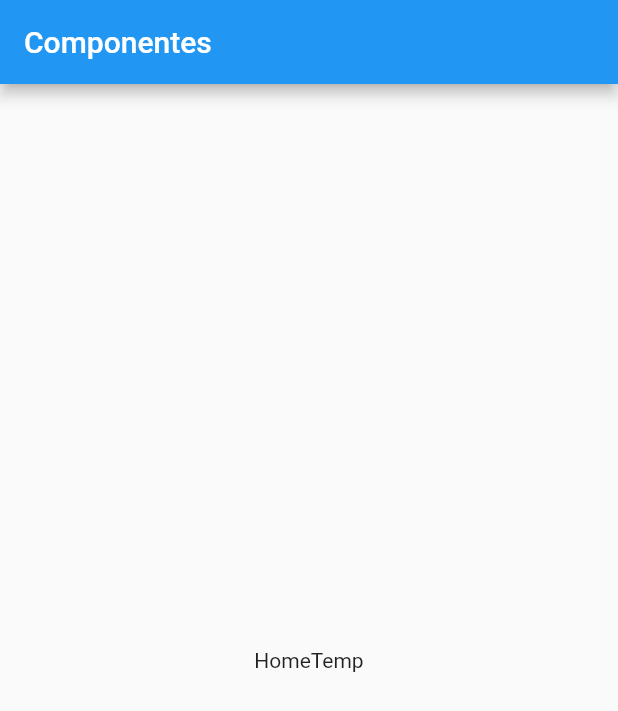
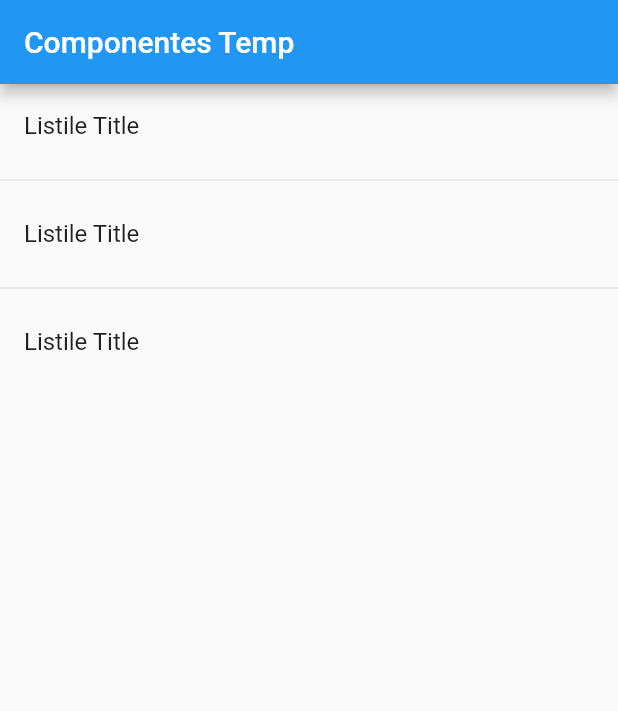
Before and after one commit to goandreus/Travel_Todo, a Flutter app: the screen it shows after launch, on a phone screen of 412 x 824 dp. Shown: the top 711 px of the screen. Run offline on Flutter 3.47's test engine with Material 2 defaults, Android fonts, the phone set to English and light mode, and no system bars.

Commit message:
LisView/Listile

```diff
--- a/lib/main.dart
+++ b/lib/main.dart
@@ -9,12 +9,8 @@ class MyApp extends StatelessWidget {
     return MaterialApp(
       title: 'Material App',
       debugShowCheckedModeBanner: false,
-      home: Scaffold(
-        appBar: AppBar(
-          title: Text('Componentes'),
-        ),
-        body: HomePageTemp()
-      ),
+      home: HomePageTemp()
+
     );
   }
 }
--- a/lib/src/pages/home_temp.dart
+++ b/lib/src/pages/home_temp.dart
@@ -5,8 +5,24 @@ class HomePageTemp extends StatelessWidget {
 
   @override
   Widget build(BuildContext context) {
-    return Center(
-      child: Text('HomeTemp'),
-    );
+    return Scaffold(
+      appBar: AppBar(
+        title: Text("Componentes Temp"),
+      ),
+      body: ListView(
+        children: <Widget>[
+        ListTile(
+          title: Text('Listile Title'),
+        ),
+        Divider(),
+        ListTile(
+          title: Text('Listile Title'),
+        ),
+        Divider(),
+        ListTile(
+          title: Text('Listile Title'),
+        ),
+      ],),
+      );
   }
 }
```
